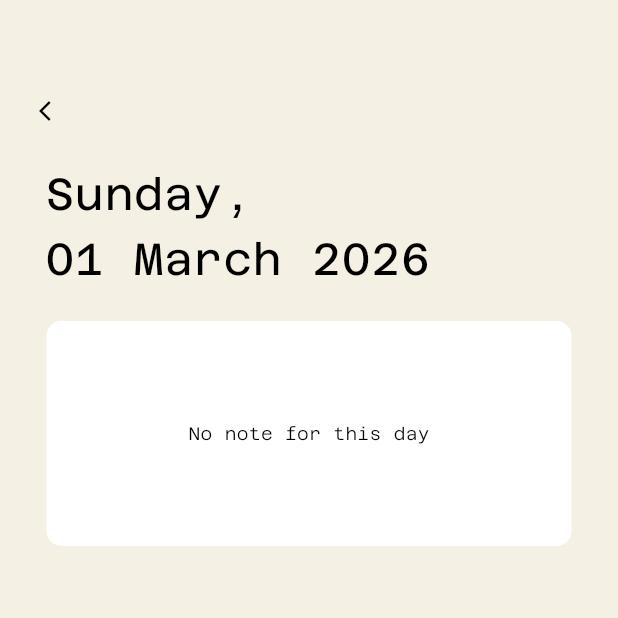
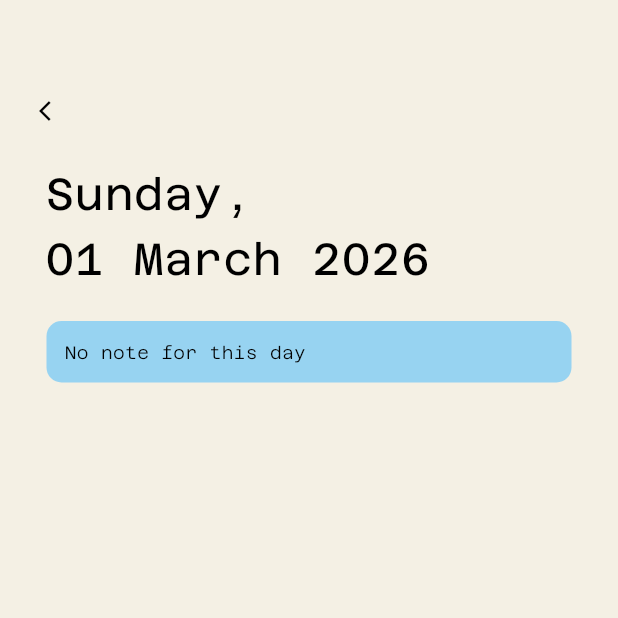
Before and after one commit to SebastianDion/UnemploymentJournal, a Flutter app: the screen it shows after launch, after a tap on an icon or button, on a phone screen of 412 x 824 dp, the top half of it. Run offline on Flutter 3.47's test engine with Material 3 defaults, Android fonts, the phone set to English and light mode, and no system bars; our stand-ins replace hive, hive_flutter, shared_preferences; accounts and stored records are empty.

Commit message:
revamp daily notes

```diff
--- a/lib/dailynotes.dart
+++ b/lib/dailynotes.dart
@@ -1,5 +1,3 @@
-
-
 import 'package:flutter/material.dart';
 import 'package:hive/hive.dart';
 import 'package:intl/intl.dart';
@@ -37,6 +35,7 @@ void initState() {
     super.initState();
     loadNote();
   }
+
   @override
   Widget build(BuildContext context) {
     return Scaffold(
@@ -47,11 +46,7 @@ void initState() {
           Padding(
             padding: const EdgeInsets.only(top: 50.0, left: 10.0),
             child: IconButton(
-              icon: Icon(
-                Icons.arrow_back_ios,
-                color: Colors.black,
-                size: 16,
-              ),
+              icon: Icon(Icons.arrow_back_ios, color: Colors.black, size: 16),
               onPressed: () {
                 Navigator.pop(context);
               },
@@ -76,18 +71,17 @@ void initState() {
 
           Center(
             child: Container(
-    height: 150,
               width: 350.0,
               margin: const EdgeInsets.only(top: 20.0),
+              padding: const EdgeInsets.all(12),
               decoration: BoxDecoration(
                 borderRadius: BorderRadius.circular(10.0),
-      color: Colors.white,
+                color: AppColors.dailynotes,
               ),
-    child: Center(
+              child: Align(
+                alignment: Alignment.topLeft,
                 child: Text(
-        noteContent.isEmpty
-            ? "No note for this day"
-            : noteContent,
+                  noteContent.isEmpty ? "No note for this day" : noteContent,
                   style: const TextStyle(
                     color: Colors.black,
                     fontSize: 12,
```
Lines whose indentation alone changed are shown as unchanged.
